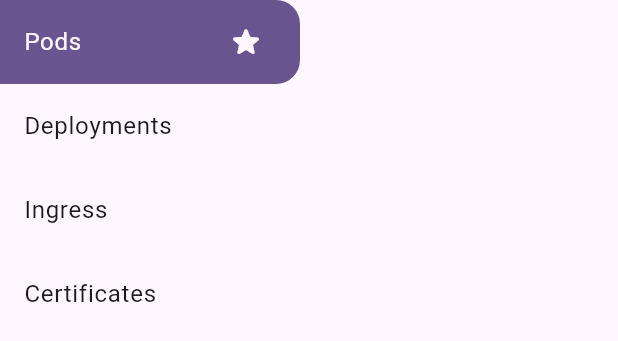
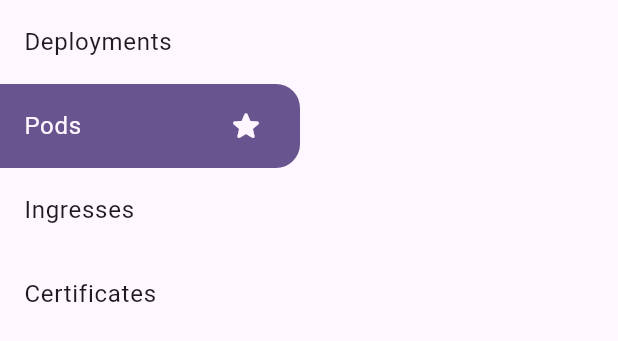
Before and after one commit to m3talsmith/kubectl_dashboard, a Flutter app: the DashboardView widget shown alone on an empty page, opened directly with empty values, after a tap on "Pods", on a phone screen of 412 x 824 dp. Shown: the top 341 px of the screen. Run offline on Flutter 3.47's test engine with Material 3 defaults, Android fonts, the phone set to English and light mode, and no system bars; our stand-ins replace flutter_riverpod, shared_preferences, yaml; missing offline and left inert: kubeconfig, window_manager, yaml_writer; accounts and stored records are empty.

Commit message:
Refactor Dashboard selected tabs

```diff
--- a/lib/app/dashboard.dart
+++ b/lib/app/dashboard.dart
@@ -17,6 +17,25 @@ class _DashboardViewState extends ConsumerState<DashboardView> {
 
   int _index = 0;
 
+  final List<Map<String, dynamic>> _tabs = [
+    {
+      'title': 'Deployments',
+      'onTap': () {}
+    },
+    {
+      'title': 'Pods',
+      'onTap': () {}
+    },
+    {
+      'title': 'Ingresses',
+      'onTap': () {}
+    },
+    {
+      'title': 'Certificates',
+      'onTap': () {}
+    },
+  ];
+
   @override
   Widget build(BuildContext context) {
     final size = MediaQuery.of(context).size;
@@ -28,44 +47,22 @@ class _DashboardViewState extends ConsumerState<DashboardView> {
           width: 200,
           child: ListView(
             shrinkWrap: true,
-            children: [
-              DashboardListTile(
-                title: Text('Pods'),
-                selected: _index == 0,
+            children: _tabs.map((e) {
+              final i = _tabs.indexOf(e);
+              final selected = i == _index;
+              return DashboardListTile(
+                title: Text(e['title']),
+                selected: selected,
                 onTap: () {
-                  setState(() {
-                    _index = 0;
-                  });
+                  e['onTap']();
+                  if (!selected) {
+                    setState(() {
+                      _index = i;
+                    });
+                  }
                 },
-              ),
-              DashboardListTile(
-                title: Text('Deployments'),
-                selected: _index == 1,
-                onTap: () {
-                  setState(() {
-                    _index = 1;
-                  });
-                },
-              ),
-              DashboardListTile(
-                title: Text('Ingress'),
-                selected: _index == 2,
-                onTap: () {
-                  setState(() {
-                    _index = 2;
-                  });
-                },
-              ),
-              DashboardListTile(
-                title: Text('Certificates'),
-                selected: _index == 3,
-                onTap: () {
-                  setState(() {
-                    _index = 3;
-                  });
-                },
-              ),
-            ],
+              );
+            },).toList(),
           ),
         ),
         Container(
@@ -73,7 +70,7 @@ class _DashboardViewState extends ConsumerState<DashboardView> {
           width: size.width-200,
           child: ListView(
             shrinkWrap: true,
-            children: [],
+            // children: [],
           ),
         ),
       ],
```
